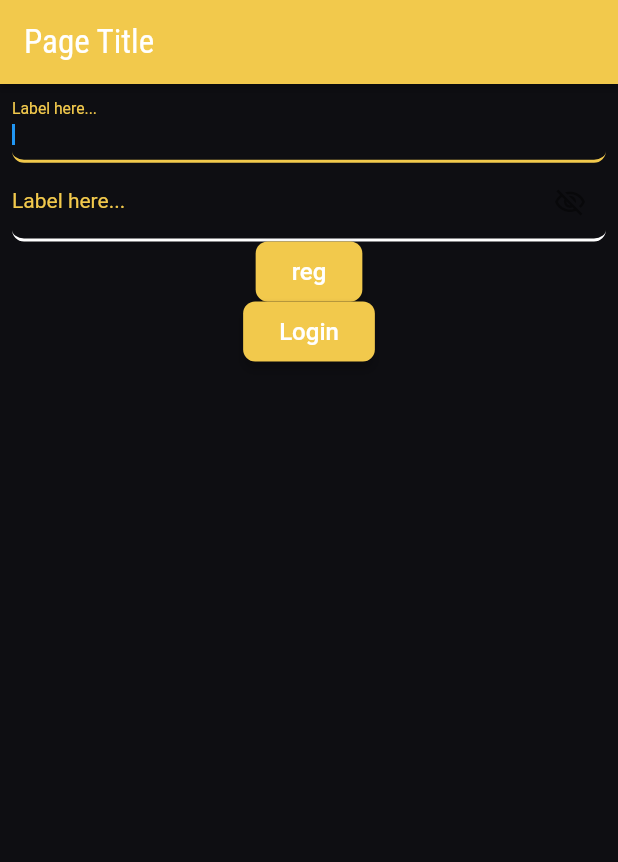
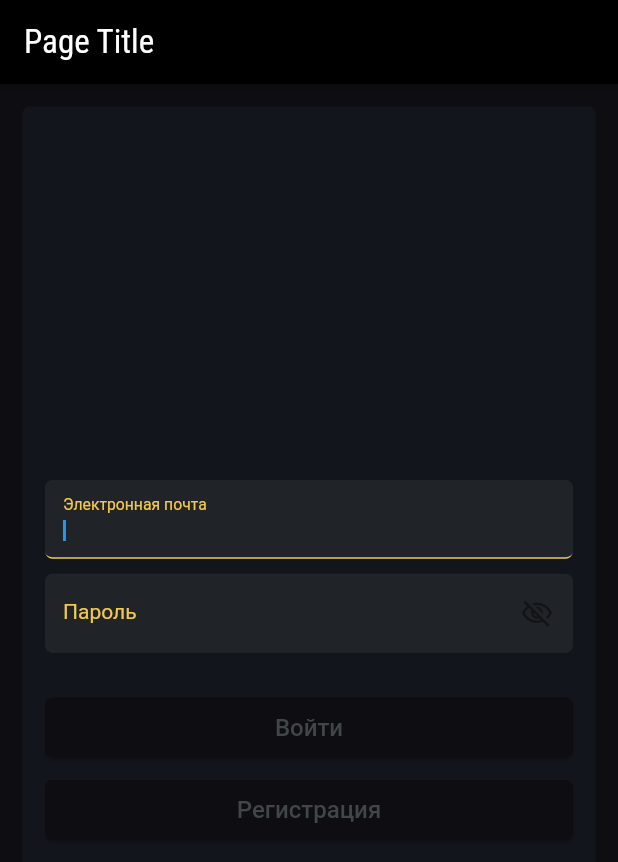
Before and after one commit to nikitakudinov/sp, a Flutter app: the screen it shows after launch, on a phone screen of 412 x 824 dp. Shown: the top 862 px of the screen. Run offline on Flutter 3.47's test engine with Material 2 defaults, Android fonts, the phone set to English and light mode, and no system bars; drawn by our look-alikes of auto_size_text; our stand-ins replace equatable, file_picker, floating_bottom_navigation_bar, font_awesome_flutter, from_css_color, go_router and 8 more; missing offline and left inert: json_path, mime_type; accounts and stored records are empty; Roboto replaces fonts that are missing (Encode Sans Semi Condensed).

Commit message:
Updating to latest FlutterFlow output.

```diff
--- a/lib/auth/auth_page/auth_page_widget.dart
+++ b/lib/auth/auth_page/auth_page_widget.dart
@@ -60,7 +60,7 @@ class _AuthPageWidgetState extends State<AuthPageWidget> {
         key: scaffoldKey,
         backgroundColor: FlutterFlowTheme.of(context).primaryBackground,
         appBar: AppBar(
-          backgroundColor: FlutterFlowTheme.of(context).primary,
+          backgroundColor: FlutterFlowTheme.of(context).secondary,
           automaticallyImplyLeading: false,
           title: Text(
             'Page Title',
@@ -76,93 +76,109 @@ class _AuthPageWidgetState extends State<AuthPageWidget> {
         ),
         body: SafeArea(
           top: true,
+          child: Padding(
+            padding: EdgeInsetsDirectional.fromSTEB(15.0, 15.0, 15.0, 15.0),
+            child: Container(
+              decoration: BoxDecoration(
+                color: FlutterFlowTheme.of(context).secondaryBackground,
+                borderRadius: BorderRadius.circular(5.0),
+              ),
+              child: Padding(
+                padding: EdgeInsetsDirectional.fromSTEB(15.0, 15.0, 15.0, 15.0),
                 child: Column(
                   mainAxisSize: MainAxisSize.max,
+                  mainAxisAlignment: MainAxisAlignment.center,
                   children: [
                     Padding(
-                padding: EdgeInsetsDirectional.fromSTEB(8.0, 0.0, 8.0, 0.0),
+                      padding:
+                          EdgeInsetsDirectional.fromSTEB(0.0, 0.0, 0.0, 10.0),
                       child: TextFormField(
                         controller: _model.emailController,
                         focusNode: _model.emailFocusNode,
                         autofocus: true,
                         obscureText: false,
                         decoration: InputDecoration(
-                    labelText: 'Label here...',
+                          labelText: 'Электронная почта',
                           labelStyle: FlutterFlowTheme.of(context).labelMedium,
                           hintStyle: FlutterFlowTheme.of(context).labelMedium,
                           enabledBorder: UnderlineInputBorder(
                             borderSide: BorderSide(
-                        color: FlutterFlowTheme.of(context).alternate,
-                        width: 2.0,
+                              color: FlutterFlowTheme.of(context).tertiary,
+                              width: 1.0,
                             ),
-                      borderRadius: BorderRadius.circular(8.0),
+                            borderRadius: BorderRadius.circular(5.0),
                           ),
                           focusedBorder: UnderlineInputBorder(
                             borderSide: BorderSide(
                               color: FlutterFlowTheme.of(context).primary,
-                        width: 2.0,
+                              width: 1.0,
                             ),
-                      borderRadius: BorderRadius.circular(8.0),
+                            borderRadius: BorderRadius.circular(5.0),
                           ),
                           errorBorder: UnderlineInputBorder(
                             borderSide: BorderSide(
                               color: FlutterFlowTheme.of(context).error,
-                        width: 2.0,
+                              width: 1.0,
                             ),
-                      borderRadius: BorderRadius.circular(8.0),
+                            borderRadius: BorderRadius.circular(5.0),
                           ),
                           focusedErrorBorder: UnderlineInputBorder(
                             borderSide: BorderSide(
                               color: FlutterFlowTheme.of(context).error,
-                        width: 2.0,
+                              width: 1.0,
                             ),
-                      borderRadius: BorderRadius.circular(8.0),
+                            borderRadius: BorderRadius.circular(5.0),
                           ),
+                          filled: true,
+                          fillColor: FlutterFlowTheme.of(context).tertiary,
                         ),
                         style: FlutterFlowTheme.of(context).bodyMedium,
-                  validator:
-                      _model.emailControllerValidator.asValidator(context),
+                        validator: _model.emailControllerValidator
+                            .asValidator(context),
                       ),
                     ),
                     Padding(
-                padding: EdgeInsetsDirectional.fromSTEB(8.0, 0.0, 8.0, 0.0),
+                      padding:
+                          EdgeInsetsDirectional.fromSTEB(0.0, 0.0, 0.0, 30.0),
                       child: TextFormField(
                         controller: _model.passwordController,
                         focusNode: _model.passwordFocusNode,
                         autofocus: true,
                         obscureText: !_model.passwordVisibility,
                         decoration: InputDecoration(
-                    labelText: 'Label here...',
+                          labelText: 'Пароль',
                           labelStyle: FlutterFlowTheme.of(context).labelMedium,
                           hintStyle: FlutterFlowTheme.of(context).labelMedium,
                           enabledBorder: UnderlineInputBorder(
                             borderSide: BorderSide(
-                        color: FlutterFlowTheme.of(context).alternate,
-                        width: 2.0,
+                              color: FlutterFlowTheme.of(context).tertiary,
+                              width: 1.0,
                             ),
-                      borderRadius: BorderRadius.circular(8.0),
+                            borderRadius: BorderRadius.circular(5.0),
                           ),
                           focusedBorder: UnderlineInputBorder(
                             borderSide: BorderSide(
                               color: FlutterFlowTheme.of(context).primary,
-                        width: 2.0,
+                              width: 1.0,
                             ),
-                      borderRadius: BorderRadius.circular(8.0),
+                            borderRadius: BorderRadius.circular(5.0),
                           ),
                           errorBorder: UnderlineInputBorder(
                             borderSide: BorderSide(
                               color: FlutterFlowTheme.of(context).error,
-                        width: 2.0,
+                              width: 1.0,
                             ),
-                      borderRadius: BorderRadius.circular(8.0),
+                            borderRadius: BorderRadius.circular(5.0),
                           ),
                           focusedErrorBorder: UnderlineInputBorder(
                             borderSide: BorderSide(
                               color: FlutterFlowTheme.of(context).error,
-                        width: 2.0,
+                              width: 1.0,
                             ),
-                      borderRadius: BorderRadius.circular(8.0),
+                            borderRadius: BorderRadius.circular(5.0),
                           ),
+                          filled: true,
+                          fillColor: FlutterFlowTheme.of(context).tertiary,
                           suffixIcon: InkWell(
                             onTap: () => setState(
                               () => _model.passwordVisibility =
@@ -178,38 +194,26 @@ class _AuthPageWidgetState extends State<AuthPageWidget> {
                           ),
                         ),
                         style: FlutterFlowTheme.of(context).bodyMedium,
-                  validator:
-                      _model.passwordControllerValidator.asValidator(context),
+                        validator: _model.passwordControllerValidator
+                            .asValidator(context),
                       ),
                     ),
-              FFButtonWidget(
-                onPressed: () async {
-                  context.pushNamed('Reg_Page');
-                },
-                text: 'reg',
-                options: FFButtonOptions(
-                  height: 40.0,
-                  padding: EdgeInsetsDirectional.fromSTEB(24.0, 0.0, 24.0, 0.0),
-                  iconPadding:
-                      EdgeInsetsDirectional.fromSTEB(0.0, 0.0, 0.0, 0.0),
-                  color: FlutterFlowTheme.of(context).primary,
-                  textStyle: FlutterFlowTheme.of(context).titleSmall.override(
-                        fontFamily: 'Encode Sans Semi Condensed',
-                        color: Colors.white,
-                      ),
-                  elevation: 3.0,
-                  borderSide: BorderSide(
-                    color: Colors.transparent,
-                    width: 1.0,
-                  ),
-                  borderRadius: BorderRadius.circular(8.0),
-                ),
-              ),
-              FFButtonWidget(
+                    Column(
+                      mainAxisSize: MainAxisSize.max,
+                      children: [
+                        Row(
+                          mainAxisSize: MainAxisSize.max,
+                          children: [
+                            Expanded(
+                              child: Padding(
+                                padding: EdgeInsetsDirectional.fromSTEB(
+                                    0.0, 0.0, 0.0, 15.0),
+                                child: FFButtonWidget(
                                   onPressed: () async {
                                     GoRouter.of(context).prepareAuthEvent();
 
-                  final user = await authManager.signInWithEmail(
+                                    final user =
+                                        await authManager.signInWithEmail(
                                       context,
                                       _model.emailController.text,
                                       _model.passwordController.text,
@@ -218,28 +222,80 @@ class _AuthPageWidgetState extends State<AuthPageWidget> {
                                       return;
                                     }
 
-                  context.goNamedAuth('LIST_team', context.mounted);
+                                    context.goNamedAuth(
+                                        'LIST_team', context.mounted);
                                   },
-                text: 'Login',
+                                  text: 'Войти',
                                   options: FFButtonOptions(
                                     height: 40.0,
-                  padding: EdgeInsetsDirectional.fromSTEB(24.0, 0.0, 24.0, 0.0),
-                  iconPadding:
-                      EdgeInsetsDirectional.fromSTEB(0.0, 0.0, 0.0, 0.0),
-                  color: FlutterFlowTheme.of(context).primary,
-                  textStyle: FlutterFlowTheme.of(context).titleSmall.override(
-                        fontFamily: 'Encode Sans Semi Condensed',
-                        color: Colors.white,
+                                    padding: EdgeInsetsDirectional.fromSTEB(
+                                        24.0, 0.0, 24.0, 0.0),
+                                    iconPadding: EdgeInsetsDirectional.fromSTEB(
+                                        0.0, 0.0, 0.0, 0.0),
+                                    color: FlutterFlowTheme.of(context)
+                                        .primaryBackground,
+                                    textStyle: FlutterFlowTheme.of(context)
+                                        .titleSmall
+                                        .override(
+                                          fontFamily:
+                                              'Encode Sans Semi Condensed',
+                                          color: Color(0xFF40464A),
                                         ),
-                  elevation: 3.0,
+                                    elevation: 1.0,
                                     borderSide: BorderSide(
-                    color: Colors.transparent,
+                                      color: FlutterFlowTheme.of(context)
+                                          .primaryBackground,
                                       width: 1.0,
                                     ),
-                  borderRadius: BorderRadius.circular(8.0),
+                                    borderRadius: BorderRadius.circular(5.0),
+                                  ),
+                                ),
                               ),
                             ),
                           ],
+                        ),
+                        Row(
+                          mainAxisSize: MainAxisSize.max,
+                          children: [
+                            Expanded(
+                              child: FFButtonWidget(
+                                onPressed: () async {
+                                  context.pushNamed('Reg_Page');
+                                },
+                                text: 'Регистрация',
+                                options: FFButtonOptions(
+                                  height: 40.0,
+                                  padding: EdgeInsetsDirectional.fromSTEB(
+                                      24.0, 0.0, 24.0, 0.0),
+                                  iconPadding: EdgeInsetsDirectional.fromSTEB(
+                                      0.0, 0.0, 0.0, 0.0),
+                                  color: FlutterFlowTheme.of(context)
+                                      .primaryBackground,
+                                  textStyle: FlutterFlowTheme.of(context)
+                                      .titleSmall
+                                      .override(
+                                        fontFamily:
+                                            'Encode Sans Semi Condensed',
+                                        color: Color(0xFF40464A),
+                                      ),
+                                  elevation: 1.0,
+                                  borderSide: BorderSide(
+                                    color: FlutterFlowTheme.of(context)
+                                        .primaryBackground,
+                                    width: 1.0,
+                                  ),
+                                  borderRadius: BorderRadius.circular(5.0),
+                                ),
+                              ),
+                            ),
+                          ],
+                        ),
+                      ],
+                    ),
+                  ],
+                ),
+              ),
+            ),
           ),
         ),
       ),
--- a/lib/backend/api_requests/api_calls.dart
+++ b/lib/backend/api_requests/api_calls.dart
@@ -294,6 +294,22 @@ class RegisterCall {
   }
 }
 
+class PbteamslistCall {
+  static Future<ApiCallResponse> call() async {
+    return ApiManager.instance.makeApiCall(
+      callName: 'PBTEAMSLIST',
+      apiUrl: 'http://31.28.27.82:8090/api/collections/Team/records',
+      callType: ApiCallType.GET,
+      headers: {},
+      params: {},
+      returnBody: true,
+      encodeBodyUtf8: false,
+      decodeUtf8: false,
+      cache: false,
+    );
+  }
+}
+
 class ApiPagingParams {
   int nextPageNumber = 0;
   int numItems = 0;
```
Lines whose indentation alone changed are shown as unchanged.
